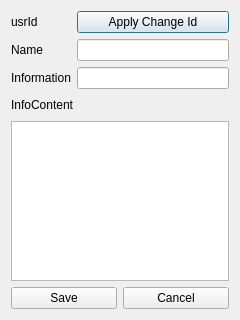
The window that Client/client_gui/src/changemyinfo.ui (zyoohv/Lilink) describes before a commit, drawn with Qt 5.
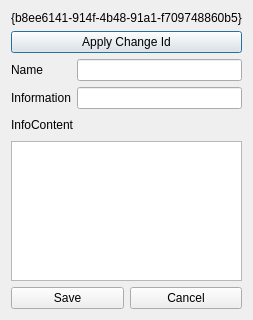
The same window after the commit.

The edit to the form file:
```diff
--- a/Client/client_gui/src/changemyinfo.ui
+++ b/Client/client_gui/src/changemyinfo.ui
@@ -6,55 +6,53 @@
    <rect>
     <x>0</x>
     <y>0</y>
-    <width>240</width>
+    <width>246</width>
     <height>320</height>
    </rect>
   </property>
   <property name="windowTitle">
    <string>Change information</string>
   </property>
-  <layout class="QVBoxLayout" name="verticalLayout_2">
+  <layout class="QVBoxLayout" name="verticalLayout">
    <item>
-    <layout class="QGridLayout" name="gridLayout">
-     <item row="0" column="0">
       <widget class="QLabel" name="usrId">
        <property name="text">
-        <string>usrId</string>
+      <string>{b8ee6141-914f-4b48-91a1-f709748860b5}</string>
        </property>
       </widget>
      </item>
-     <item row="0" column="1">
+   <item>
       <widget class="QPushButton" name="pushButton">
        <property name="text">
         <string>Apply Change Id</string>
        </property>
       </widget>
      </item>
-     <item row="1" column="0">
+   <item>
+    <layout class="QGridLayout" name="gridLayout">
+     <item row="0" column="0">
       <widget class="QLabel" name="name">
        <property name="text">
         <string>Name</string>
        </property>
       </widget>
      </item>
-     <item row="1" column="1">
+     <item row="0" column="1">
       <widget class="QLineEdit" name="nameLineEdit"/>
      </item>
-     <item row="2" column="0">
+     <item row="1" column="0">
       <widget class="QLabel" name="information">
        <property name="text">
         <string>Information</string>
        </property>
       </widget>
      </item>
-     <item row="2" column="1">
+     <item row="1" column="1">
       <widget class="QLineEdit" name="infoLineEdit"/>
      </item>
     </layout>
    </item>
    <item>
-    <layout class="QVBoxLayout" name="verticalLayout">
-     <item>
       <layout class="QHBoxLayout" name="horizontalLayout">
        <item>
         <widget class="QLabel" name="InfoContent">
@@ -79,9 +77,7 @@
       </layout>
      </item>
      <item>
-      <widget class="QTextBrowser" name="textBrowser"/>
-     </item>
-    </layout>
+    <widget class="QTextEdit" name="textEdit"/>
    </item>
    <item>
     <layout class="QHBoxLayout" name="horizontalLayout_2">
```
Lines whose indentation alone changed are shown as unchanged.
